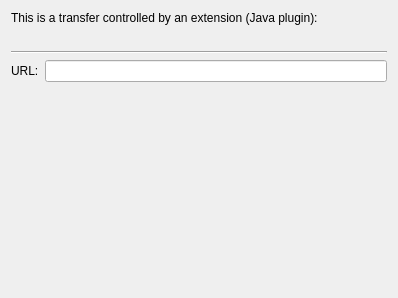
Before: the Qt Designer form src/engines/PythonDownloadOptsForm.ui in LubosD/fatrat, drawn with Qt 5.
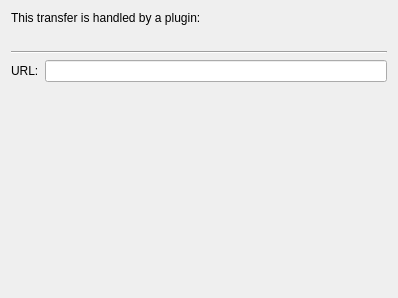
After: the same form once the commit is applied.

Commit message: Remove the Java extension system

The edit to the form file:
```diff
--- a/src/engines/PythonDownloadOptsForm.ui
+++ b/src/engines/PythonDownloadOptsForm.ui
@@ -14,7 +14,7 @@
    <item row="0" column="0" colspan="2">
     <widget class="QLabel" name="label">
      <property name="text">
-      <string>This is a transfer controlled by an extension (Java plugin):</string>
+      <string>This transfer is handled by a plugin:</string>
      </property>
     </widget>
    </item>
```
The commit also changes 102 other files.
